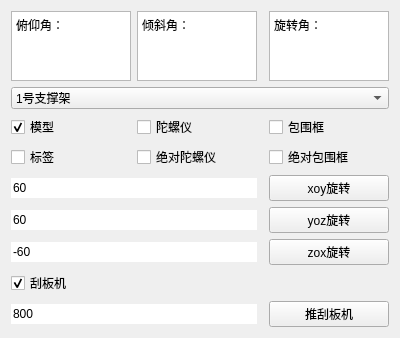
Above: ui/simulate_win.ui from ez4jc/working_face_master before the change. Below: the same form after it.
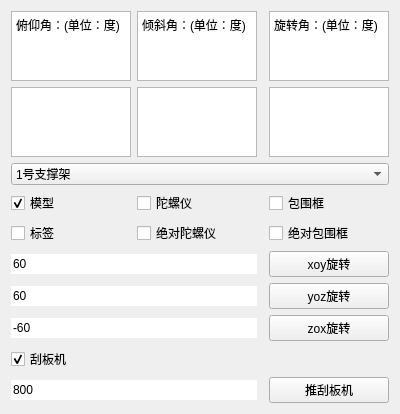
That is the form after the change.

Commit message: 数值绝对值正确；显示框设置为不可选择且只读

```diff
--- a/ui/simulate_win.ui
+++ b/ui/simulate_win.ui
@@ -14,50 +14,14 @@
    <string>仿真面板</string>
   </property>
   <layout class="QGridLayout" name="gridLayout">
-   <item row="7" column="3">
-    <widget class="QPushButton" name="pushButton_yoz">
-     <property name="text">
-      <string>yoz旋转</string>
-     </property>
-    </widget>
-   </item>
-   <item row="2" column="1">
-    <widget class="QCheckBox" name="checkBox_gyro">
-     <property name="text">
-      <string>陀螺仪</string>
-     </property>
-    </widget>
-   </item>
-   <item row="8" column="3">
-    <widget class="QPushButton" name="pushButton_zox">
-     <property name="text">
-      <string>zox旋转</string>
-     </property>
-    </widget>
-   </item>
-   <item row="3" column="3">
-    <widget class="QCheckBox" name="checkBox_static_wraparound_frame">
-     <property name="text">
-      <string>绝对包围框</string>
-     </property>
-    </widget>
-   </item>
    <item row="0" column="1">
     <widget class="QTextEdit" name="textEdit_2">
-     <property name="html">
-      <string>&lt;!DOCTYPE HTML PUBLIC &quot;-//W3C//DTD HTML 4.0//EN&quot; &quot;http://www.w3.org/TR/REC-html40/strict.dtd&quot;&gt;
-&lt;html&gt;&lt;head&gt;&lt;meta name=&quot;qrichtext&quot; content=&quot;1&quot; /&gt;&lt;meta charset=&quot;utf-8&quot; /&gt;&lt;style type=&quot;text/css&quot;&gt;
-p, li { white-space: pre-wrap; }
-hr { height: 1px; border-width: 0; }
-li.unchecked::marker { content: &quot;\2610&quot;; }
-li.checked::marker { content: &quot;\2612&quot;; }
-&lt;/style&gt;&lt;/head&gt;&lt;body style=&quot; font-family:'Microsoft YaHei UI'; font-size:9pt; font-weight:400; font-style:normal;&quot;&gt;
-&lt;p style=&quot; margin-top:0px; margin-bottom:0px; margin-left:0px; margin-right:0px; -qt-block-indent:0; text-indent:0px;&quot;&gt;倾斜角：&lt;/p&gt;&lt;/body&gt;&lt;/html&gt;</string>
+     <property name="acceptDrops">
+      <bool>true</bool>
      </property>
-    </widget>
-   </item>
-   <item row="0" column="3">
-    <widget class="QTextEdit" name="textEdit_3">
+     <property name="readOnly">
+      <bool>true</bool>
+     </property>
      <property name="html">
       <string>&lt;!DOCTYPE HTML PUBLIC &quot;-//W3C//DTD HTML 4.0//EN&quot; &quot;http://www.w3.org/TR/REC-html40/strict.dtd&quot;&gt;
 &lt;html&gt;&lt;head&gt;&lt;meta name=&quot;qrichtext&quot; content=&quot;1&quot; /&gt;&lt;meta charset=&quot;utf-8&quot; /&gt;&lt;style type=&quot;text/css&quot;&gt;
@@ -66,21 +30,14 @@
 li.unchecked::marker { content: &quot;\2610&quot;; }
 li.checked::marker { content: &quot;\2612&quot;; }
 &lt;/style&gt;&lt;/head&gt;&lt;body style=&quot; font-family:'Microsoft YaHei UI'; font-size:9pt; font-weight:400; font-style:normal;&quot;&gt;
-&lt;p style=&quot; margin-top:0px; margin-bottom:0px; margin-left:0px; margin-right:0px; -qt-block-indent:0; text-indent:0px;&quot;&gt;旋转角：&lt;/p&gt;&lt;/body&gt;&lt;/html&gt;</string>
+&lt;p style=&quot; margin-top:0px; margin-bottom:0px; margin-left:0px; margin-right:0px; -qt-block-indent:0; text-indent:0px;&quot;&gt;倾斜角：(单位：度)&lt;/p&gt;&lt;/body&gt;&lt;/html&gt;</string>
      </property>
-    </widget>
-   </item>
-   <item row="2" column="0">
-    <widget class="QCheckBox" name="checkBox_supporter_model">
-     <property name="text">
-      <string>模型</string>
+     <property name="textInteractionFlags">
+      <set>Qt::NoTextInteraction</set>
      </property>
-     <property name="checked">
-      <bool>true</bool>
-     </property>
     </widget>
    </item>
-   <item row="2" column="3">
+   <item row="3" column="3">
     <widget class="QCheckBox" name="checkBox_wraparound_frame">
      <property name="text">
       <string>包围框</string>
@@ -93,8 +50,82 @@
      </property>
     </widget>
    </item>
+   <item row="3" column="0">
+    <widget class="QCheckBox" name="checkBox_supporter_model">
+     <property name="text">
+      <string>模型</string>
+     </property>
+     <property name="checked">
+      <bool>true</bool>
+     </property>
+    </widget>
+   </item>
+   <item row="9" column="0" colspan="2">
+    <widget class="QLineEdit" name="lineEdit_zox">
+     <property name="text">
+      <string>-60</string>
+     </property>
+     <property name="maxLength">
+      <number>3</number>
+     </property>
+     <property name="frame">
+      <bool>false</bool>
+     </property>
+    </widget>
+   </item>
+   <item row="4" column="0">
+    <widget class="QCheckBox" name="checkBox_label">
+     <property name="text">
+      <string>标签</string>
+     </property>
+    </widget>
+   </item>
+   <item row="7" column="3">
+    <widget class="QPushButton" name="pushButton_xoy">
+     <property name="text">
+      <string>xoy旋转</string>
+     </property>
+    </widget>
+   </item>
+   <item row="10" column="0">
+    <widget class="QCheckBox" name="checkBox_scraper">
+     <property name="text">
+      <string>刮板机</string>
+     </property>
+     <property name="checked">
+      <bool>true</bool>
+     </property>
+    </widget>
+   </item>
+   <item row="9" column="3">
+    <widget class="QPushButton" name="pushButton_zox">
+     <property name="text">
+      <string>zox旋转</string>
+     </property>
+    </widget>
+   </item>
+   <item row="11" column="3">
+    <widget class="QPushButton" name="pushButton_pushScraper">
+     <property name="text">
+      <string>推刮板机</string>
+     </property>
+    </widget>
+   </item>
+   <item row="4" column="3">
+    <widget class="QCheckBox" name="checkBox_static_wraparound_frame">
+     <property name="text">
+      <string>绝对包围框</string>
+     </property>
+    </widget>
+   </item>
    <item row="0" column="0">
-    <widget class="QTextEdit" name="textEdit">
+    <widget class="QTextEdit" name="textEdit_1">
+     <property name="acceptDrops">
+      <bool>true</bool>
+     </property>
+     <property name="readOnly">
+      <bool>true</bool>
+     </property>
      <property name="html">
       <string>&lt;!DOCTYPE HTML PUBLIC &quot;-//W3C//DTD HTML 4.0//EN&quot; &quot;http://www.w3.org/TR/REC-html40/strict.dtd&quot;&gt;
 &lt;html&gt;&lt;head&gt;&lt;meta name=&quot;qrichtext&quot; content=&quot;1&quot; /&gt;&lt;meta charset=&quot;utf-8&quot; /&gt;&lt;style type=&quot;text/css&quot;&gt;
@@ -103,11 +134,24 @@
 li.unchecked::marker { content: &quot;\2610&quot;; }
 li.checked::marker { content: &quot;\2612&quot;; }
 &lt;/style&gt;&lt;/head&gt;&lt;body style=&quot; font-family:'Microsoft YaHei UI'; font-size:9pt; font-weight:400; font-style:normal;&quot;&gt;
-&lt;p style=&quot; margin-top:0px; margin-bottom:0px; margin-left:0px; margin-right:0px; -qt-block-indent:0; text-indent:0px;&quot;&gt;俯仰角：&lt;/p&gt;&lt;/body&gt;&lt;/html&gt;</string>
+&lt;p style=&quot; margin-top:0px; margin-bottom:0px; margin-left:0px; margin-right:0px; -qt-block-indent:0; text-indent:0px;&quot;&gt;俯仰角：(单位：度)&lt;/p&gt;&lt;/body&gt;&lt;/html&gt;</string>
      </property>
     </widget>
    </item>
-   <item row="6" column="0" colspan="2">
+   <item row="8" column="0" colspan="2">
+    <widget class="QLineEdit" name="lineEdit_yoz">
+     <property name="text">
+      <string>60</string>
+     </property>
+     <property name="maxLength">
+      <number>3</number>
+     </property>
+     <property name="frame">
+      <bool>false</bool>
+     </property>
+    </widget>
+   </item>
+   <item row="7" column="0" colspan="2">
     <widget class="QLineEdit" name="lineEdit_xoy">
      <property name="text">
       <string>60</string>
@@ -120,7 +164,14 @@
      </property>
     </widget>
    </item>
-   <item row="10" column="0" colspan="2">
+   <item row="3" column="1">
+    <widget class="QCheckBox" name="checkBox_gyro">
+     <property name="text">
+      <string>陀螺仪</string>
+     </property>
+    </widget>
+   </item>
+   <item row="11" column="0" colspan="2">
     <widget class="QLineEdit" name="lineEdit_pushScraper">
      <property name="text">
       <string>800</string>
@@ -136,54 +187,7 @@
      </property>
     </widget>
    </item>
-   <item row="8" column="0" colspan="2">
-    <widget class="QLineEdit" name="lineEdit_zox">
-     <property name="text">
-      <string>-60</string>
-     </property>
-     <property name="maxLength">
-      <number>3</number>
-     </property>
-     <property name="frame">
-      <bool>false</bool>
-     </property>
-    </widget>
-   </item>
-   <item row="10" column="3">
-    <widget class="QPushButton" name="pushButton_pushScraper">
-     <property name="text">
-      <string>推刮板机</string>
-     </property>
-    </widget>
-   </item>
-   <item row="3" column="1">
-    <widget class="QCheckBox" name="checkBox_static_gyro">
-     <property name="text">
-      <string>绝对陀螺仪</string>
-     </property>
-    </widget>
-   </item>
-   <item row="3" column="0">
-    <widget class="QCheckBox" name="checkBox_label">
-     <property name="text">
-      <string>标签</string>
-     </property>
-    </widget>
-   </item>
-   <item row="7" column="0" colspan="2">
-    <widget class="QLineEdit" name="lineEdit_yoz">
-     <property name="text">
-      <string>60</string>
-     </property>
-     <property name="maxLength">
-      <number>3</number>
-     </property>
-     <property name="frame">
-      <bool>false</bool>
-     </property>
-    </widget>
-   </item>
-   <item row="1" column="0" colspan="4">
+   <item row="2" column="0" colspan="4">
     <widget class="QComboBox" name="comboBox_supporter">
      <property name="currentIndex">
       <number>0</number>
@@ -290,20 +294,91 @@
      </item>
     </widget>
    </item>
-   <item row="6" column="3">
-    <widget class="QPushButton" name="pushButton_xoy">
+   <item row="4" column="1">
+    <widget class="QCheckBox" name="checkBox_static_gyro">
      <property name="text">
-      <string>xoy旋转</string>
+      <string>绝对陀螺仪</string>
      </property>
     </widget>
    </item>
-   <item row="9" column="0">
-    <widget class="QCheckBox" name="checkBox_scraper">
+   <item row="0" column="3">
+    <widget class="QTextEdit" name="textEdit_3">
+     <property name="acceptDrops">
+      <bool>true</bool>
+     </property>
+     <property name="readOnly">
+      <bool>true</bool>
+     </property>
+     <property name="html">
+      <string>&lt;!DOCTYPE HTML PUBLIC &quot;-//W3C//DTD HTML 4.0//EN&quot; &quot;http://www.w3.org/TR/REC-html40/strict.dtd&quot;&gt;
+&lt;html&gt;&lt;head&gt;&lt;meta name=&quot;qrichtext&quot; content=&quot;1&quot; /&gt;&lt;meta charset=&quot;utf-8&quot; /&gt;&lt;style type=&quot;text/css&quot;&gt;
+p, li { white-space: pre-wrap; }
+hr { height: 1px; border-width: 0; }
+li.unchecked::marker { content: &quot;\2610&quot;; }
+li.checked::marker { content: &quot;\2612&quot;; }
+&lt;/style&gt;&lt;/head&gt;&lt;body style=&quot; font-family:'Microsoft YaHei UI'; font-size:9pt; font-weight:400; font-style:normal;&quot;&gt;
+&lt;p style=&quot; margin-top:0px; margin-bottom:0px; margin-left:0px; margin-right:0px; -qt-block-indent:0; text-indent:0px;&quot;&gt;旋转角：(单位：度)&lt;/p&gt;&lt;/body&gt;&lt;/html&gt;</string>
+     </property>
+     <property name="textInteractionFlags">
+      <set>Qt::NoTextInteraction</set>
+     </property>
+    </widget>
+   </item>
+   <item row="8" column="3">
+    <widget class="QPushButton" name="pushButton_yoz">
      <property name="text">
-      <string>刮板机</string>
+      <string>yoz旋转</string>
      </property>
-     <property name="checked">
+    </widget>
+   </item>
+   <item row="1" column="0">
+    <widget class="QTextEdit" name="textEdit_4">
+     <property name="acceptDrops">
       <bool>true</bool>
+     </property>
+     <property name="readOnly">
+      <bool>true</bool>
+     </property>
+     <property name="overwriteMode">
+      <bool>false</bool>
+     </property>
+     <property name="textInteractionFlags">
+      <set>Qt::NoTextInteraction</set>
+     </property>
+    </widget>
+   </item>
+   <item row="1" column="1">
+    <widget class="QTextEdit" name="textEdit_5">
+     <property name="acceptDrops">
+      <bool>true</bool>
+     </property>
+     <property name="readOnly">
+      <bool>true</bool>
+     </property>
+     <property name="overwriteMode">
+      <bool>false</bool>
+     </property>
+     <property name="textInteractionFlags">
+      <set>Qt::NoTextInteraction</set>
+     </property>
+    </widget>
+   </item>
+   <item row="1" column="3">
+    <widget class="QTextEdit" name="textEdit_6">
+     <property name="enabled">
+      <bool>true</bool>
+     </property>
+     <property name="acceptDrops">
+      <bool>true</bool>
+     </property>
+     <property name="readOnly">
+      <bool>true</bool>
+     </property>
+     <property name="overwriteMode">
+      <bool>false</bool>
+     </property>
+     <property name="textInteractionFlags">
+      <set>Qt::NoTextInteraction</set>
      </property>
     </widget>
    </item>
```
Left out of the diff: 3 changed lines with no effect on the pictures. The commit also changes 8 other files.
